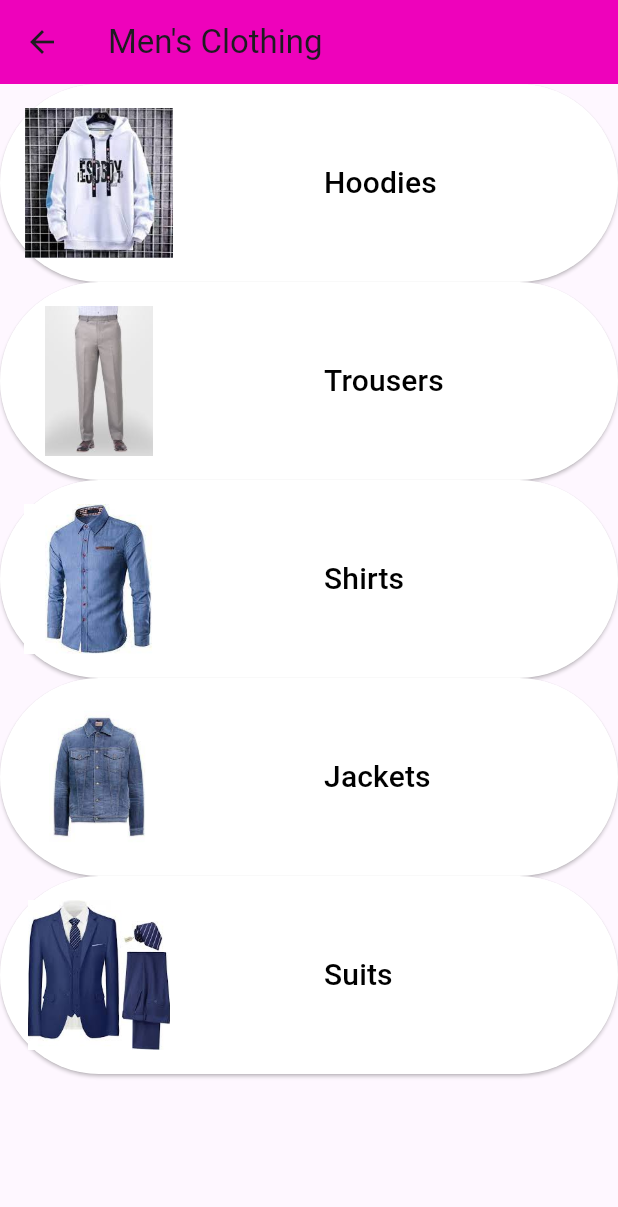
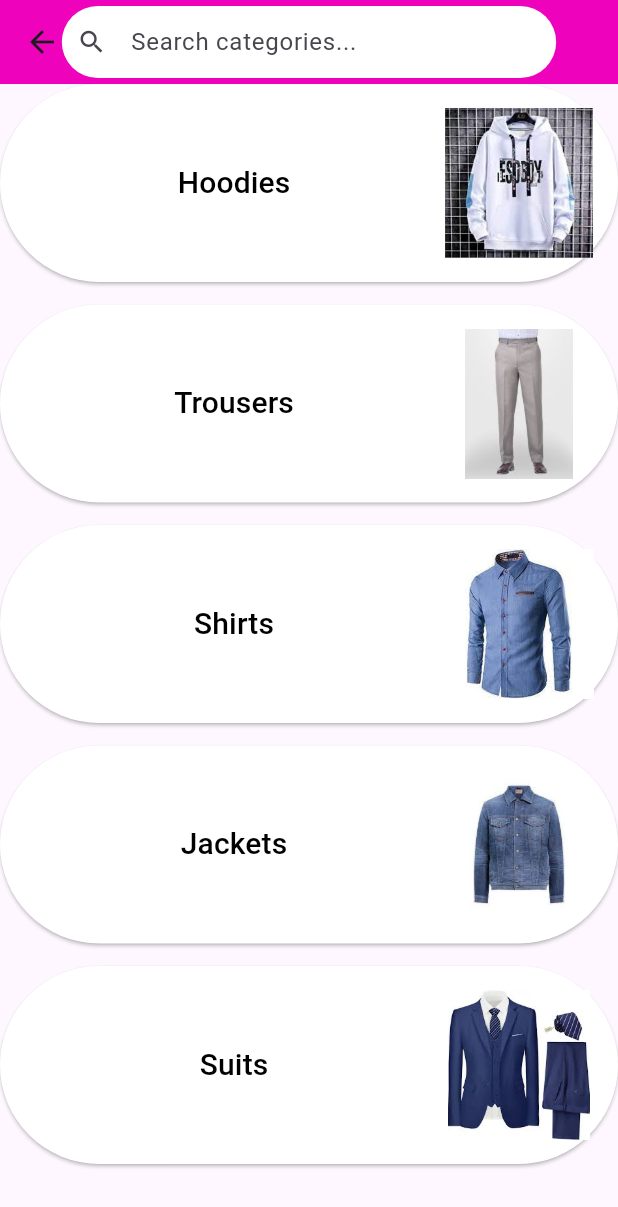
Before and after one commit to 001-lasen/SDGP-2023-2024, a Flutter app: the MensClothingCat screen opened directly, on a phone screen of 412 x 824 dp. Shown: the top 1207 px of the screen. Run offline on Flutter 3.47's test engine with Material 3 defaults, Android fonts, the phone set to English and light mode, and no system bars.

Commit message:
9th commit
add search bar for men and women categories.

```diff
--- a/fit_me/lib/mensClothingCat.dart
+++ b/fit_me/lib/mensClothingCat.dart
@@ -1,12 +1,49 @@
 import 'package:flutter/material.dart';
 
-class MensClothingCat extends StatelessWidget {
+class MensClothingCat extends StatefulWidget {
+  @override
+  _MensClothingCatState createState() => _MensClothingCatState();
+}
+
+class _MensClothingCatState extends State<MensClothingCat> {
+  String searchText = '';
+
   @override
   Widget build(BuildContext context) {
     return Scaffold(
       appBar: AppBar(
-        title: Text('Men\'s Clothing'),
         backgroundColor: Color.fromARGB(255, 238, 2, 187),
+        flexibleSpace: Padding(
+          padding: const EdgeInsets.symmetric(horizontal: 10),
+          child: Row(
+            children: [
+              Expanded(
+                child: Center(
+                  child: Container(
+                    width: MediaQuery.of(context).size.width * 0.8, // Adjust the width of the search bar
+                    padding: EdgeInsets.symmetric(horizontal: 10),
+                    decoration: BoxDecoration(
+                      color: Colors.white,
+                      borderRadius: BorderRadius.circular(30),
+                    ),
+                    child: TextField(
+                      onChanged: (value) {
+                        setState(() {
+                          searchText = value;
+                        });
+                      },
+                      decoration: InputDecoration(
+                        hintText: 'Search categories...',
+                        border: InputBorder.none,
+                        icon: Icon(Icons.search, size: 20), // Adjust the size of the search icon
+                      ),
+                    ),
+                  ),
+                ),
+              ),
+            ],
+          ),
+        ),
       ),
       body: SingleChildScrollView(
         child: Center(
@@ -14,10 +51,15 @@ class MensClothingCat extends StatelessWidget {
             mainAxisAlignment: MainAxisAlignment.center,
             children: [
               _categoryButton("Hoodies", "imgs/hoodies.jpeg"),
+              SizedBox(height: 15),
               _categoryButton("Trousers", "imgs/trousers.jpeg"),
+              SizedBox(height: 15),
               _categoryButton("Shirts", "imgs/shirts.jpeg"),
+              SizedBox(height: 15),
               _categoryButton("Jackets", "imgs/jackets.jpeg"),
+              SizedBox(height: 15),
               _categoryButton("Suits", "imgs/suits.jpeg"),
+              SizedBox(height: 15),
             ],
           ),
         ),
@@ -37,16 +79,21 @@ class MensClothingCat extends StatelessWidget {
           backgroundColor: Colors.white, // Set button background color
         ),
         child: Row(
+          mainAxisAlignment: MainAxisAlignment.spaceBetween, // Align children to start and end
+          crossAxisAlignment: CrossAxisAlignment.center, // Align children vertically centered
           children: [
+            Expanded(
+              child: Center(
+                child: Text(
+                  categoryName,
+                  style: TextStyle(fontSize: 20, color: Colors.black),
+                ),
+              ),
+            ),
             Image.asset(
               imagePath,
               width: 100, // Adjust image width as needed
               height: 100, // Adjust image height as needed
-            ),
-            SizedBox(width: 100), // Add some spacing between image and text
-            Text(
-              categoryName,
-              style: TextStyle(fontSize: 20, color: Colors.black),
             ),
           ],
         ),
@@ -54,3 +101,9 @@ class MensClothingCat extends StatelessWidget {
     );
   }
 }
+
+void main() {
+  runApp(MaterialApp(
+    home: MensClothingCat(),
+  ));
+}
--- a/fit_me/lib/mensHairStyleCat.dart
+++ b/fit_me/lib/mensHairStyleCat.dart
@@ -14,7 +14,7 @@ class MensHairStyleCat extends StatelessWidget {
           child: Column(
             mainAxisAlignment: MainAxisAlignment.center,
             children: [
-              _categoryButton("Crew Cut Fade", "imgs/crew_ cut_fade.jpeg", context),
+              _categoryButton("Crew Cut Fade", "imgs/crew cut_fade.jpeg", context),
               SizedBox(height: 15),
               _categoryButton("Taper Cut", "imgs/taper_cut.jpeg", context),
               SizedBox(height: 15),
```
Also changed, not shown: fit_me/lib/womenClothingCat.dart (+67 -7 lines), fit_me/pubspec.lock, 7 other files.
